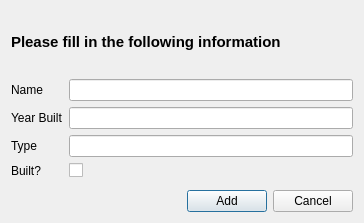
This is Skil 3/UI/add_computer.ui in SenpaiPlz/0011Week as Qt 5 draws it before an edit. The edited form follows.
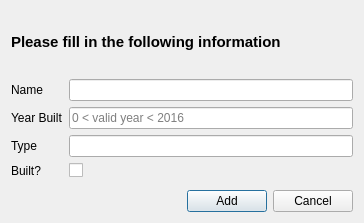
This is the edited form. Icons and pictures are not drawn.

```diff
--- a/Skil 3/UI/add_computer.ui
+++ b/Skil 3/UI/add_computer.ui
@@ -76,7 +76,11 @@
       <widget class="QLineEdit" name="Name"/>
      </item>
      <item row="2" column="1">
-      <widget class="QLineEdit" name="Year"/>
+      <widget class="QLineEdit" name="Year">
+       <property name="placeholderText">
+        <string>0 &lt; valid year &lt; 2016</string>
+       </property>
+      </widget>
      </item>
      <item row="4" column="1">
       <widget class="QLineEdit" name="Type"/>
```
Left out of the diff: 26 changed lines with no effect on the pictures.
